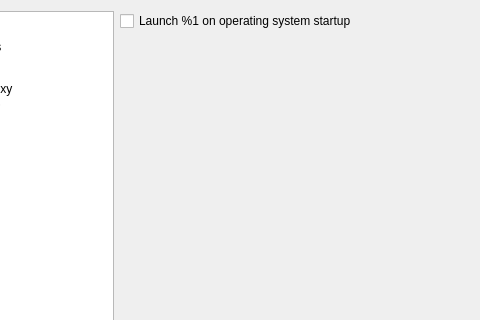
Above: src/gui/formsettings.ui from martinrotter/rssguard before the change; both pictures show x 117 to 597 and y 0 to 320 of the 928 by 498 pixel window. Below: the same form after it.
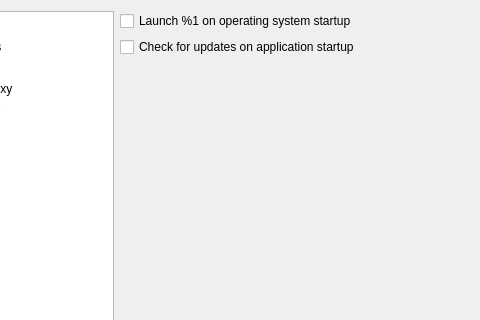
That is the form after the change. Custom widgets are drawn as their Qt base class.

The edit to the form file:
```diff
--- a/src/gui/formsettings.ui
+++ b/src/gui/formsettings.ui
@@ -116,6 +116,13 @@
          </property>
         </widget>
        </item>
+       <item row="1" column="0">
+        <widget class="QCheckBox" name="m_checkForUpdatesOnStart">
+         <property name="text">
+          <string>Check for updates on application startup</string>
+         </property>
+        </widget>
+       </item>
       </layout>
      </widget>
      <widget class="QWidget" name="m_pageDataStorage">
```
